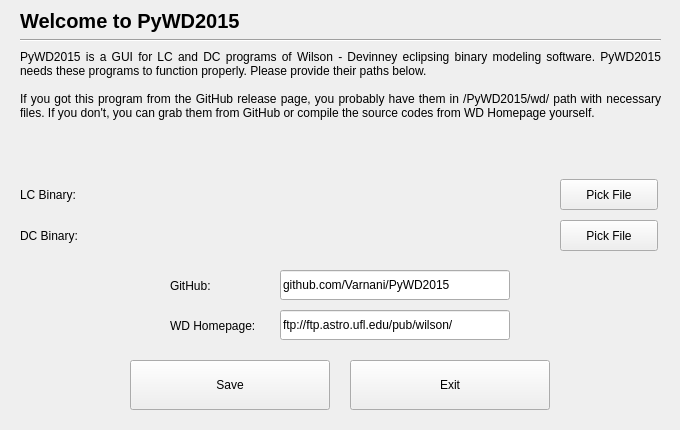
Qt form resources/lcdcpickerdialog.ui (Varnani/PyWD2015) before a commit.
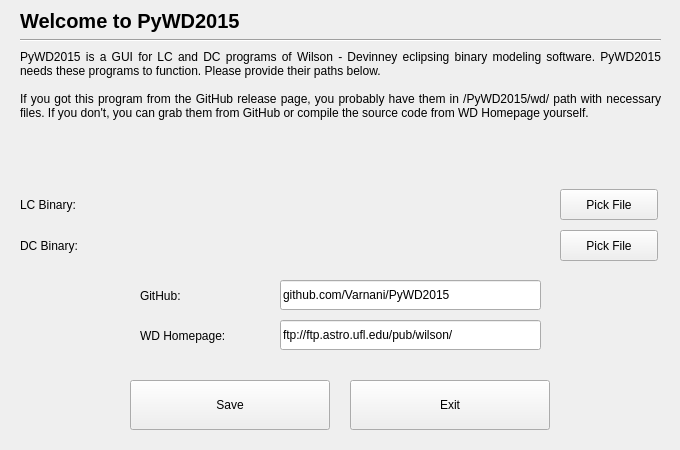
The same form after that commit.

```diff
--- a/resources/lcdcpickerdialog.ui
+++ b/resources/lcdcpickerdialog.ui
@@ -7,19 +7,19 @@
     <x>0</x>
     <y>0</y>
     <width>680</width>
-    <height>430</height>
+    <height>450</height>
    </rect>
   </property>
   <property name="minimumSize">
    <size>
     <width>680</width>
-    <height>430</height>
+    <height>450</height>
    </size>
   </property>
   <property name="maximumSize">
    <size>
     <width>680</width>
-    <height>430</height>
+    <height>450</height>
    </size>
   </property>
   <property name="windowTitle">
@@ -64,13 +64,13 @@
      <x>20</x>
      <y>50</y>
      <width>641</width>
-     <height>111</height>
+     <height>141</height>
     </rect>
    </property>
    <property name="text">
-    <string>PyWD2015 is a GUI for LC and DC programs of Wilson - Devinney eclipsing binary modeling software. PyWD2015 needs these programs to function properly. Please provide their paths below.
+    <string>PyWD2015 is a GUI for LC and DC programs of Wilson - Devinney eclipsing binary modeling software. PyWD2015 needs these programs to function. Please provide their paths below.
 
-If you got this program from the GitHub release page, you probably have them in /PyWD2015/wd/ path with necessary files. If you don't, you can grab them from GitHub or compile the source codes from WD Homepage yourself.</string>
+If you got this program from the GitHub release page, you probably have them in /PyWD2015/wd/ path with necessary files. If you don't, you can grab them from GitHub or compile the source code from WD Homepage yourself.</string>
    </property>
    <property name="textFormat">
     <enum>Qt::PlainText</enum>
@@ -89,7 +89,7 @@
    <property name="geometry">
     <rect>
      <x>560</x>
-     <y>220</y>
+     <y>230</y>
      <width>98</width>
      <height>31</height>
     </rect>
@@ -102,7 +102,7 @@
    <property name="geometry">
     <rect>
      <x>20</x>
-     <y>220</y>
+     <y>230</y>
      <width>71</width>
      <height>31</height>
     </rect>
@@ -115,7 +115,7 @@
    <property name="geometry">
     <rect>
      <x>100</x>
-     <y>220</y>
+     <y>230</y>
      <width>441</width>
      <height>31</height>
     </rect>
@@ -127,8 +127,8 @@
   <widget class="QLabel" name="label_65">
    <property name="geometry">
     <rect>
-     <x>170</x>
-     <y>310</y>
+     <x>140</x>
+     <y>320</y>
      <width>111</width>
      <height>31</height>
     </rect>
@@ -141,8 +141,8 @@
    <property name="geometry">
     <rect>
      <x>280</x>
-     <y>270</y>
-     <width>230</width>
+     <y>280</y>
+     <width>261</width>
      <height>30</height>
     </rect>
    </property>
@@ -157,8 +157,8 @@
    <property name="geometry">
     <rect>
      <x>280</x>
-     <y>310</y>
-     <width>230</width>
+     <y>320</y>
+     <width>261</width>
      <height>30</height>
     </rect>
    </property>
@@ -172,8 +172,8 @@
   <widget class="QLabel" name="label_66">
    <property name="geometry">
     <rect>
-     <x>170</x>
-     <y>270</y>
+     <x>140</x>
+     <y>280</y>
      <width>101</width>
      <height>31</height>
     </rect>
@@ -186,7 +186,7 @@
    <property name="geometry">
     <rect>
      <x>130</x>
-     <y>360</y>
+     <y>380</y>
      <width>200</width>
      <height>50</height>
     </rect>
@@ -199,7 +199,7 @@
    <property name="geometry">
     <rect>
      <x>350</x>
-     <y>360</y>
+     <y>380</y>
      <width>200</width>
      <height>50</height>
     </rect>
@@ -212,7 +212,7 @@
    <property name="geometry">
     <rect>
      <x>560</x>
-     <y>179</y>
+     <y>189</y>
      <width>98</width>
      <height>31</height>
     </rect>
@@ -225,7 +225,7 @@
    <property name="geometry">
     <rect>
      <x>20</x>
-     <y>179</y>
+     <y>189</y>
      <width>71</width>
      <height>31</height>
     </rect>
@@ -238,7 +238,7 @@
    <property name="geometry">
     <rect>
      <x>100</x>
-     <y>180</y>
+     <y>190</y>
      <width>441</width>
      <height>31</height>
     </rect>
```
